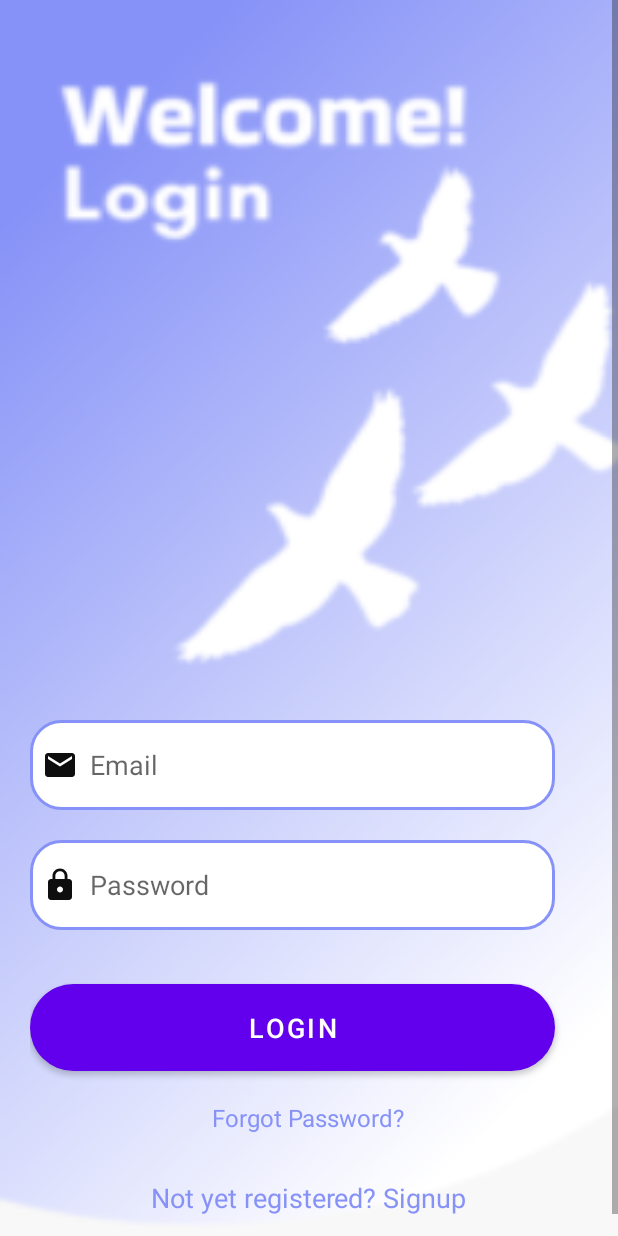
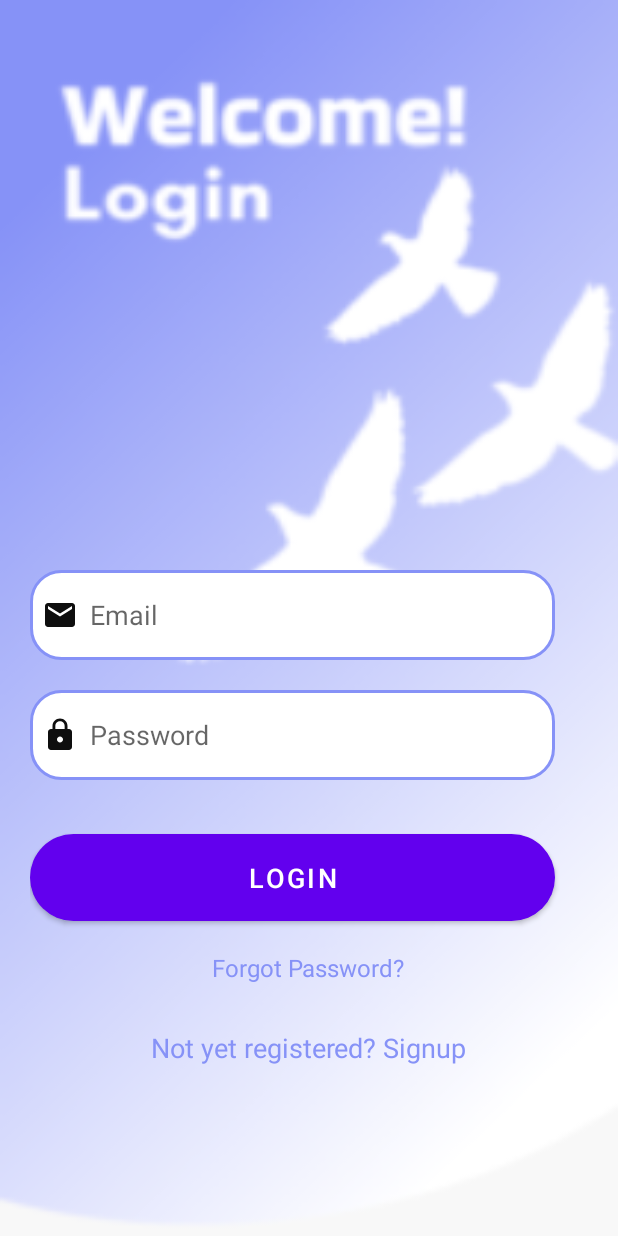
Before and after one commit to IT21306518/QUICKLOAN, an Android app: the layout activity_nv_signin.xml on its own in the app's theme, with its tools: preview values and no code run, on a phone screen of 412 x 824 dp. Run offline under Robolectric (Android 15) with nearby library versions, the phone set to English and light mode, and no system bars.

Commit message:
update signup and signin

```diff
--- a/app/src/main/res/layout/activity_nv_signin.xml
+++ b/app/src/main/res/layout/activity_nv_signin.xml
@@ -8,15 +8,11 @@
     android:background="@drawable/nv_login"
     tools:context=".activity_nv_signin">
 
-    <ScrollView
-        android:layout_width="match_parent"
-        android:layout_height="wrap_content">
-
 
     <LinearLayout
         android:layout_width="match_parent"
         android:layout_height="wrap_content"
-            android:layout_marginTop="430dp"
+        android:layout_marginTop="330dp"
         android:orientation="vertical"
         android:padding="20dp">
 
@@ -75,5 +71,5 @@
             android:textColor="@color/lavender"
             android:textSize="18sp" />
     </LinearLayout>
-    </ScrollView>
+
 </LinearLayout>
--- a/app/src/main/res/layout/activity_nv_signup.xml
+++ b/app/src/main/res/layout/activity_nv_signup.xml
@@ -1,5 +1,5 @@
 <?xml version="1.0" encoding="utf-8"?>
-<ScrollView
+<LinearLayout
     xmlns:android="http://schemas.android.com/apk/res/android"
     xmlns:app="http://schemas.android.com/apk/res-auto"
     xmlns:tools="http://schemas.android.com/tools"
@@ -15,7 +15,7 @@
             android:layout_width="match_parent"
             android:layout_height="wrap_content"
             android:orientation="vertical"
-            android:layout_marginTop="320dp"
+            android:layout_marginTop="280dp"
             android:padding="20dp">
             <EditText
                 android:layout_width="350dp"
@@ -72,4 +72,4 @@
                 android:textColor="@color/lavender"/>
         </LinearLayout>
     </LinearLayout>
-</ScrollView>
+</LinearLayout>
```
Lines whose indentation alone changed are shown as unchanged.
